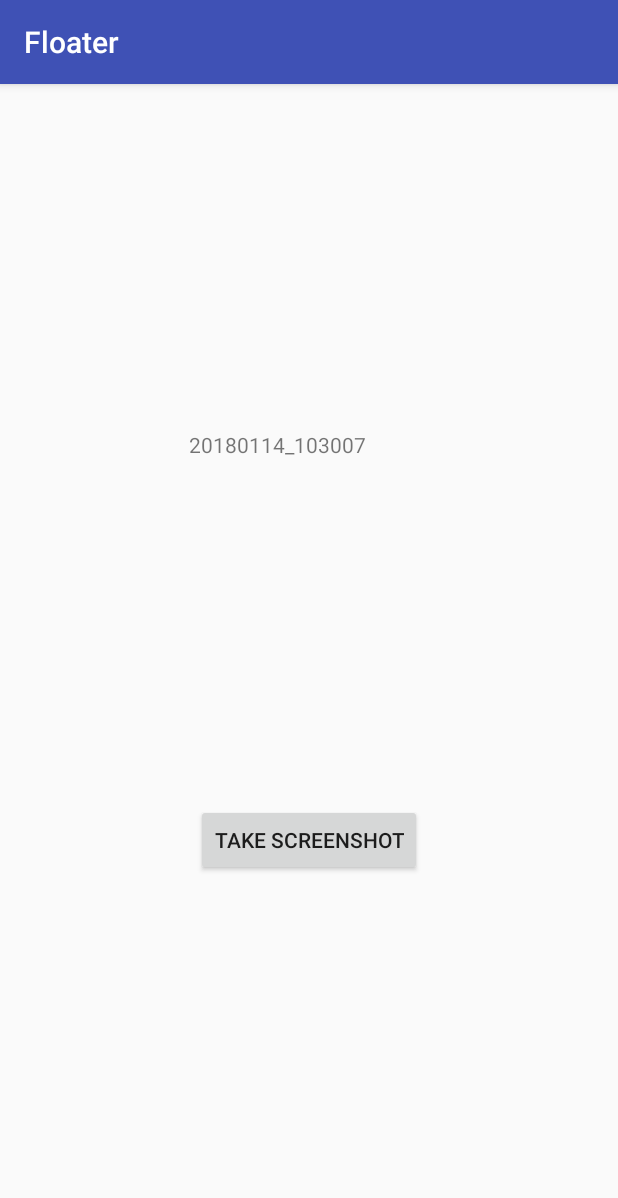
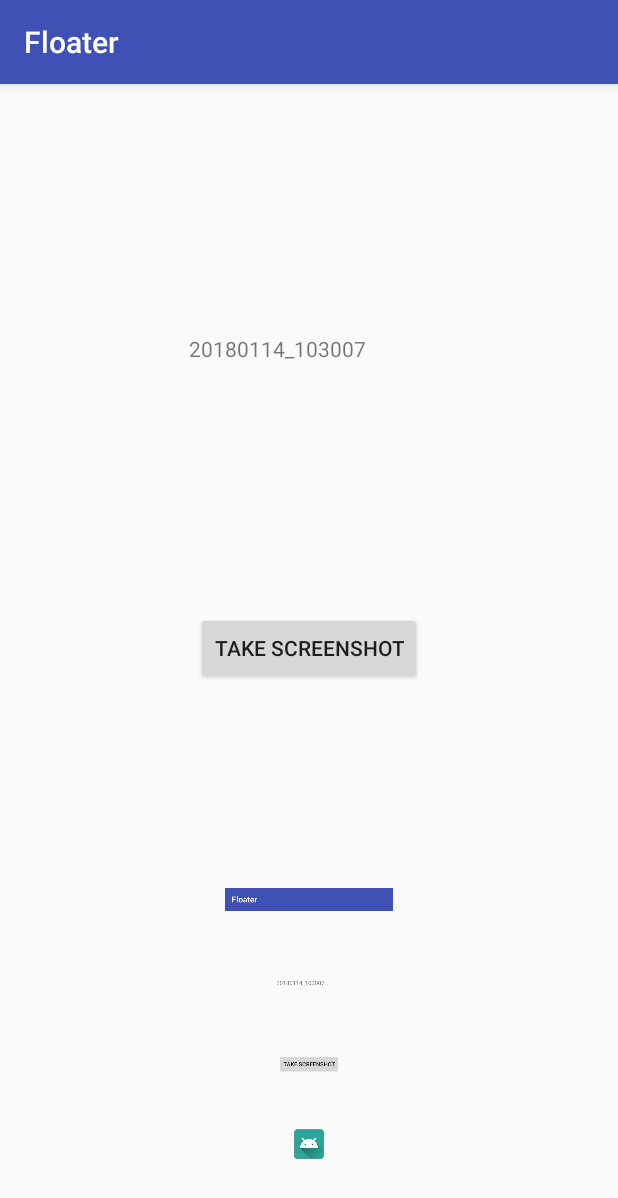
Before and after one commit to dp-coders/floater, an Android app: the screen it shows after launch (ScreenshotActivity), after a tap on "TAKE SCREENSHOT", on a phone screen of 412 x 824 dp. Shown: the top 1198 px of the screen. Run offline under Robolectric (Android 15) with nearby library versions, the phone set to English and light mode, and no system bars.

Commit message:
Added imageView to view screenshot for debugging

```diff
--- a/app/src/main/java/dcom/taneja/dhruv/floater/screenshotservice/ScreenshotActivity.java
+++ b/app/src/main/java/dcom/taneja/dhruv/floater/screenshotservice/ScreenshotActivity.java
@@ -3,14 +3,15 @@ package dcom.taneja.dhruv.floater.screenshotservice;
 import android.Manifest;
 import android.content.pm.PackageManager;
 import android.graphics.Bitmap;
+import android.graphics.BitmapFactory;
 import android.os.Build;
 import android.os.Bundle;
-import android.os.Environment;
 import android.support.v4.app.ActivityCompat;
 import android.support.v7.app.AppCompatActivity;
 import android.util.Log;
 import android.view.View;
 import android.widget.Button;
+import android.widget.ImageView;
 import android.widget.TextView;
 import android.widget.Toast;
 
@@ -86,7 +87,8 @@ public class ScreenshotActivity extends AppCompatActivity {
         //Activity code starting here
         try {
             // image naming and path  to include sd card  appending name you choose for file
-            String mPath = Environment.getExternalStorageDirectory().toString() + "/" + now + ".jpg";
+            //String mPath = Environment.getExternalStorageDirectory().toString() + "/" + now + ".jpg";
+            String mPath = getFilesDir().getAbsolutePath() + "/" + now + ".jpg";
             pathToFile = mPath;
 
             // create bitmap screen capture
@@ -103,6 +105,8 @@ public class ScreenshotActivity extends AppCompatActivity {
             outputStream.flush();
             outputStream.close();
             Log.i("Path to file", pathToFile);
+
+            setImage();
         } catch (Throwable e) {
             // Several error may come out with file handling or DOM
             e.printStackTrace();
@@ -118,4 +122,12 @@ public class ScreenshotActivity extends AppCompatActivity {
         //Need to handle this one in a better way
         return null;
     }
+
+    private void setImage() {
+        ImageView imageView = (ImageView) findViewById(R.id.imageView);
+        Bitmap bitmap = BitmapFactory.decodeFile(pathToFile);
+
+        imageView.setImageBitmap(bitmap);
+    }
+
 }
--- a/app/src/main/res/layout/screenshot_activity.xml
+++ b/app/src/main/res/layout/screenshot_activity.xml
@@ -11,11 +11,11 @@
         android:id="@+id/screenshotButton"
         android:layout_width="wrap_content"
         android:layout_height="wrap_content"
-        android:layout_marginBottom="240dp"
+        android:layout_marginBottom="136dp"
         android:layout_marginEnd="8dp"
         android:layout_marginStart="8dp"
         android:text="Take Screenshot"
-        app:layout_constraintBottom_toBottomOf="parent"
+        app:layout_constraintBottom_toTopOf="@+id/linearLayout"
         app:layout_constraintEnd_toEndOf="parent"
         app:layout_constraintStart_toStartOf="parent" />
 
@@ -28,9 +28,28 @@
         android:layout_marginStart="8dp"
         android:layout_marginTop="8dp"
         android:ems="10"
-
         app:layout_constraintBottom_toTopOf="@+id/screenshotButton"
         app:layout_constraintEnd_toEndOf="parent"
         app:layout_constraintStart_toStartOf="parent"
         app:layout_constraintTop_toTopOf="parent" />
+
+    <LinearLayout
+        android:id="@+id/linearLayout"
+        android:layout_width="368dp"
+        android:layout_height="224dp"
+        android:layout_marginBottom="8dp"
+        android:layout_marginEnd="8dp"
+        android:layout_marginStart="8dp"
+        android:orientation="vertical"
+        app:layout_constraintBottom_toBottomOf="parent"
+        app:layout_constraintEnd_toEndOf="parent"
+        app:layout_constraintStart_toStartOf="parent">
+
+        <ImageView
+            android:id="@+id/imageView"
+            android:layout_width="match_parent"
+            android:layout_height="wrap_content"
+            android:src="@mipmap/ic_launcher" />
+    </LinearLayout>
+
 </android.support.constraint.ConstraintLayout>
```
